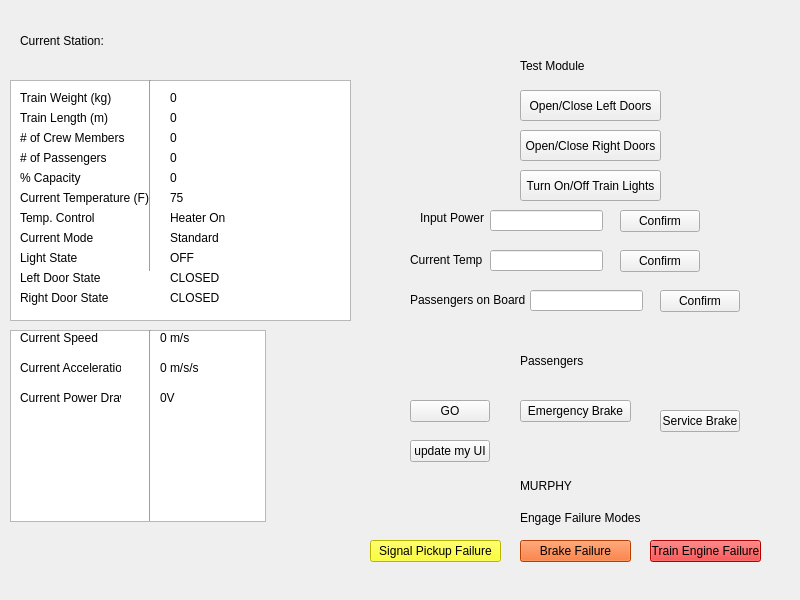
Above: TrainModelProject/trainmodelui.ui from joeschurer/ECE1140 before the change. Below: the same form after it.
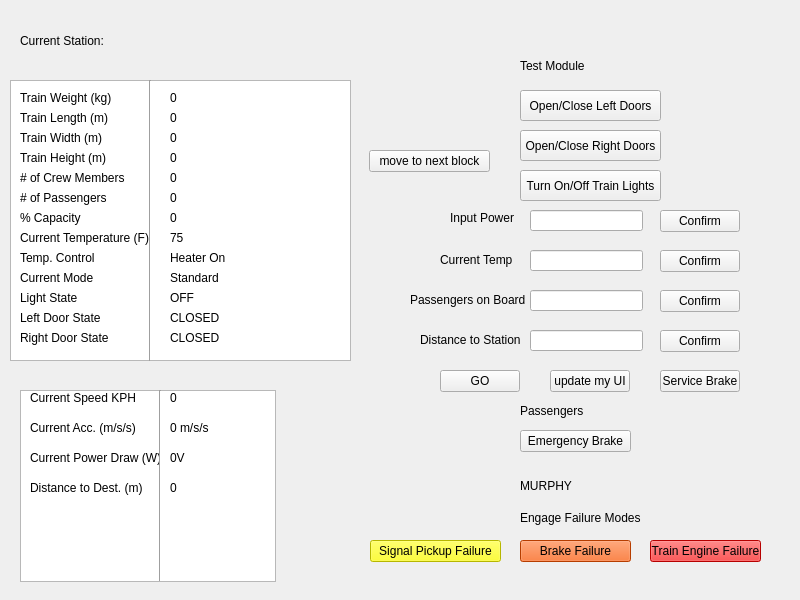
That is the form after the change.

What changed in the file:
```diff
--- a/TrainModelProject/trainmodelui.ui
+++ b/TrainModelProject/trainmodelui.ui
@@ -32,7 +32,7 @@
      <x>10</x>
      <y>80</y>
      <width>341</width>
-     <height>241</height>
+     <height>281</height>
     </rect>
    </property>
   </widget>
@@ -53,7 +53,7 @@
    <property name="geometry">
     <rect>
      <x>20</x>
-     <y>150</y>
+     <y>190</y>
      <width>91</width>
      <height>16</height>
     </rect>
@@ -66,7 +66,7 @@
    <property name="geometry">
     <rect>
      <x>20</x>
-     <y>170</y>
+     <y>210</y>
      <width>71</width>
      <height>16</height>
     </rect>
@@ -79,7 +79,7 @@
    <property name="geometry">
     <rect>
      <x>20</x>
-     <y>190</y>
+     <y>230</y>
      <width>131</width>
      <height>16</height>
     </rect>
@@ -92,7 +92,7 @@
    <property name="geometry">
     <rect>
      <x>20</x>
-     <y>230</y>
+     <y>270</y>
      <width>81</width>
      <height>16</height>
     </rect>
@@ -107,7 +107,7 @@
      <x>140</x>
      <y>80</y>
      <width>21</width>
-     <height>191</height>
+     <height>281</height>
     </rect>
    </property>
    <property name="orientation">
@@ -144,7 +144,7 @@
    <property name="geometry">
     <rect>
      <x>170</x>
-     <y>150</y>
+     <y>190</y>
      <width>81</width>
      <height>16</height>
     </rect>
@@ -157,7 +157,7 @@
    <property name="geometry">
     <rect>
      <x>170</x>
-     <y>170</y>
+     <y>210</y>
      <width>71</width>
      <height>16</height>
     </rect>
@@ -170,7 +170,7 @@
    <property name="geometry">
     <rect>
      <x>170</x>
-     <y>190</y>
+     <y>230</y>
      <width>51</width>
      <height>16</height>
     </rect>
@@ -183,7 +183,7 @@
    <property name="geometry">
     <rect>
      <x>170</x>
-     <y>230</y>
+     <y>270</y>
      <width>171</width>
      <height>16</height>
     </rect>
@@ -195,8 +195,8 @@
   <widget class="QTableWidget" name="tableWidget">
    <property name="geometry">
     <rect>
-     <x>10</x>
-     <y>330</y>
+     <x>20</x>
+     <y>390</y>
      <width>256</width>
      <height>192</height>
     </rect>
@@ -205,60 +205,60 @@
   <widget class="QLabel" name="currentSpeedLabel">
    <property name="geometry">
     <rect>
-     <x>20</x>
-     <y>330</y>
-     <width>81</width>
+     <x>30</x>
+     <y>390</y>
+     <width>121</width>
      <height>16</height>
     </rect>
    </property>
    <property name="text">
-    <string>Current Speed</string>
+    <string>Current Speed KPH</string>
    </property>
   </widget>
   <widget class="QLabel" name="currentAccelerationLabel">
    <property name="geometry">
     <rect>
-     <x>20</x>
-     <y>360</y>
-     <width>101</width>
+     <x>30</x>
+     <y>420</y>
+     <width>131</width>
      <height>16</height>
     </rect>
    </property>
    <property name="text">
-    <string>Current Acceleration</string>
+    <string>Current Acc. (m/s/s)</string>
    </property>
   </widget>
   <widget class="QLabel" name="currentPowerLabel">
    <property name="geometry">
     <rect>
-     <x>20</x>
-     <y>390</y>
-     <width>101</width>
+     <x>30</x>
+     <y>450</y>
+     <width>141</width>
      <height>16</height>
     </rect>
    </property>
    <property name="text">
-    <string>Current Power Draw</string>
+    <string>Current Power Draw (W)</string>
    </property>
   </widget>
   <widget class="QLabel" name="currentSpeedValue">
    <property name="geometry">
     <rect>
-     <x>160</x>
-     <y>330</y>
+     <x>170</x>
+     <y>390</y>
      <width>81</width>
      <height>16</height>
     </rect>
    </property>
    <property name="text">
-    <string>0 m/s</string>
+    <string>0</string>
    </property>
   </widget>
   <widget class="QLabel" name="currentAccelerationValue">
    <property name="geometry">
     <rect>
-     <x>160</x>
-     <y>360</y>
+     <x>170</x>
+     <y>420</y>
      <width>101</width>
      <height>16</height>
     </rect>
@@ -270,8 +270,8 @@
   <widget class="QLabel" name="currentPowerValue">
    <property name="geometry">
     <rect>
-     <x>160</x>
-     <y>390</y>
+     <x>170</x>
+     <y>450</y>
      <width>101</width>
      <height>16</height>
     </rect>
@@ -283,8 +283,8 @@
   <widget class="Line" name="line_2">
    <property name="geometry">
     <rect>
-     <x>140</x>
-     <y>330</y>
+     <x>150</x>
+     <y>390</y>
      <width>21</width>
      <height>191</height>
     </rect>
@@ -309,7 +309,7 @@
   <widget class="QPushButton" name="inputPowerConfirm">
    <property name="geometry">
     <rect>
-     <x>620</x>
+     <x>660</x>
      <y>210</y>
      <width>80</width>
      <height>22</height>
@@ -335,7 +335,7 @@
   <widget class="QLineEdit" name="inputPowerResult">
    <property name="geometry">
     <rect>
-     <x>490</x>
+     <x>530</x>
      <y>210</y>
      <width>113</width>
      <height>21</height>
@@ -345,7 +345,7 @@
   <widget class="QLabel" name="currentVelocityLabel">
    <property name="geometry">
     <rect>
-     <x>420</x>
+     <x>450</x>
      <y>210</y>
      <width>81</width>
      <height>16</height>
@@ -375,7 +375,7 @@
    <property name="geometry">
     <rect>
      <x>20</x>
-     <y>250</y>
+     <y>290</y>
      <width>71</width>
      <height>16</height>
     </rect>
@@ -388,7 +388,7 @@
    <property name="geometry">
     <rect>
      <x>20</x>
-     <y>270</y>
+     <y>310</y>
      <width>91</width>
      <height>16</height>
     </rect>
@@ -401,7 +401,7 @@
    <property name="geometry">
     <rect>
      <x>170</x>
-     <y>250</y>
+     <y>290</y>
      <width>71</width>
      <height>16</height>
     </rect>
@@ -414,7 +414,7 @@
    <property name="geometry">
     <rect>
      <x>170</x>
-     <y>270</y>
+     <y>310</y>
      <width>71</width>
      <height>16</height>
     </rect>
@@ -427,7 +427,7 @@
    <property name="geometry">
     <rect>
      <x>20</x>
-     <y>130</y>
+     <y>170</y>
      <width>111</width>
      <height>16</height>
     </rect>
@@ -440,7 +440,7 @@
    <property name="geometry">
     <rect>
      <x>170</x>
-     <y>130</y>
+     <y>170</y>
      <width>81</width>
      <height>16</height>
     </rect>
@@ -453,7 +453,7 @@
    <property name="geometry">
     <rect>
      <x>520</x>
-     <y>400</y>
+     <y>430</y>
      <width>111</width>
      <height>22</height>
     </rect>
@@ -527,7 +527,7 @@
    <property name="geometry">
     <rect>
      <x>20</x>
-     <y>290</y>
+     <y>330</y>
      <width>101</width>
      <height>16</height>
     </rect>
@@ -540,7 +540,7 @@
    <property name="geometry">
     <rect>
      <x>170</x>
-     <y>290</y>
+     <y>330</y>
      <width>71</width>
      <height>16</height>
     </rect>
@@ -582,7 +582,7 @@
    <property name="geometry">
     <rect>
      <x>520</x>
-     <y>340</y>
+     <y>390</y>
      <width>141</width>
      <height>41</height>
     </rect>
@@ -597,8 +597,8 @@
   <widget class="QPushButton" name="pushButton">
    <property name="geometry">
     <rect>
-     <x>410</x>
-     <y>440</y>
+     <x>550</x>
+     <y>370</y>
      <width>80</width>
      <height>22</height>
     </rect>
@@ -611,7 +611,7 @@
    <property name="geometry">
     <rect>
      <x>660</x>
-     <y>410</y>
+     <y>370</y>
      <width>80</width>
      <height>22</height>
     </rect>
@@ -623,8 +623,8 @@
   <widget class="QPushButton" name="standardModeButton">
    <property name="geometry">
     <rect>
-     <x>410</x>
-     <y>400</y>
+     <x>440</x>
+     <y>370</y>
      <width>80</width>
      <height>22</height>
     </rect>
@@ -662,7 +662,7 @@
   <widget class="QLabel" name="currentTempLabel">
    <property name="geometry">
     <rect>
-     <x>410</x>
+     <x>440</x>
      <y>250</y>
      <width>91</width>
      <height>20</height>
@@ -675,7 +675,7 @@
   <widget class="QLineEdit" name="inputCurrentTempValue">
    <property name="geometry">
     <rect>
-     <x>490</x>
+     <x>530</x>
      <y>250</y>
      <width>113</width>
      <height>21</height>
@@ -685,7 +685,7 @@
   <widget class="QPushButton" name="inputTempConfirm">
    <property name="geometry">
     <rect>
-     <x>620</x>
+     <x>660</x>
      <y>250</y>
      <width>80</width>
      <height>22</height>
@@ -735,7 +735,7 @@
    <property name="geometry">
     <rect>
      <x>20</x>
-     <y>210</y>
+     <y>250</y>
      <width>101</width>
      <height>16</height>
     </rect>
@@ -748,7 +748,7 @@
    <property name="geometry">
     <rect>
      <x>170</x>
-     <y>210</y>
+     <y>250</y>
      <width>91</width>
      <height>16</height>
     </rect>
@@ -757,6 +757,133 @@
     <string>Heater On</string>
    </property>
   </widget>
+  <widget class="QLabel" name="distToDestLabel">
+   <property name="geometry">
+    <rect>
+     <x>30</x>
+     <y>480</y>
+     <width>121</width>
+     <height>16</height>
+    </rect>
+   </property>
+   <property name="text">
+    <string>Distance to Dest. (m)</string>
+   </property>
+  </widget>
+  <widget class="QLabel" name="distToDestVal">
+   <property name="geometry">
+    <rect>
+     <x>170</x>
+     <y>480</y>
+     <width>101</width>
+     <height>16</height>
+    </rect>
+   </property>
+   <property name="text">
+    <string>0</string>
+   </property>
+  </widget>
+  <widget class="QLabel" name="stationMetersLabel">
+   <property name="geometry">
+    <rect>
+     <x>420</x>
+     <y>330</y>
+     <width>121</width>
+     <height>20</height>
+    </rect>
+   </property>
+   <property name="text">
+    <string>Distance to Station</string>
+   </property>
+  </widget>
+  <widget class="QLineEdit" name="stationMetersVal">
+   <property name="geometry">
+    <rect>
+     <x>530</x>
+     <y>330</y>
+     <width>113</width>
+     <height>21</height>
+    </rect>
+   </property>
+  </widget>
+  <widget class="QPushButton" name="stationMetersButton">
+   <property name="geometry">
+    <rect>
+     <x>660</x>
+     <y>330</y>
+     <width>80</width>
+     <height>22</height>
+    </rect>
+   </property>
+   <property name="text">
+    <string>Confirm</string>
+   </property>
+  </widget>
+  <widget class="QLabel" name="trainWidthLabel">
+   <property name="geometry">
+    <rect>
+     <x>20</x>
+     <y>130</y>
+     <width>101</width>
+     <height>16</height>
+    </rect>
+   </property>
+   <property name="text">
+    <string>Train Width (m)</string>
+   </property>
+  </widget>
+  <widget class="QLabel" name="trainHeightLabel">
+   <property name="geometry">
+    <rect>
+     <x>20</x>
+     <y>150</y>
+     <width>101</width>
+     <height>16</height>
+    </rect>
+   </property>
+   <property name="text">
+    <string>Train Height (m)</string>
+   </property>
+  </widget>
+  <widget class="QLabel" name="trainWidthVal">
+   <property name="geometry">
+    <rect>
+     <x>170</x>
+     <y>130</y>
+     <width>71</width>
+     <height>16</height>
+    </rect>
+   </property>
+   <property name="text">
+    <string>0</string>
+   </property>
+  </widget>
+  <widget class="QLabel" name="trainHeightVal">
+   <property name="geometry">
+    <rect>
+     <x>170</x>
+     <y>150</y>
+     <width>71</width>
+     <height>16</height>
+    </rect>
+   </property>
+   <property name="text">
+    <string>0</string>
+   </property>
+  </widget>
+  <widget class="QPushButton" name="moveNextBlock">
+   <property name="geometry">
+    <rect>
+     <x>369</x>
+     <y>150</y>
+     <width>121</width>
+     <height>22</height>
+    </rect>
+   </property>
+   <property name="text">
+    <string>move to next block</string>
+   </property>
+  </widget>
   <action name="actiontrainWeight">
    <property name="text">
     <string>trainWeight</string>
@@ -819,6 +946,16 @@
   <zorder>passengersConfirm</zorder>
   <zorder>tempControlLabel</zorder>
   <zorder>tempControlValue</zorder>
+  <zorder>distToDestLabel</zorder>
+  <zorder>distToDestVal</zorder>
+  <zorder>stationMetersLabel</zorder>
+  <zorder>stationMetersVal</zorder>
+  <zorder>stationMetersButton</zorder>
+  <zorder>trainWidthLabel</zorder>
+  <zorder>trainHeightLabel</zorder>
+  <zorder>trainWidthVal</zorder>
+  <zorder>trainHeightVal</zorder>
+  <zorder>moveNextBlock</zorder>
  </widget>
  <resources/>
  <connections/>
```
